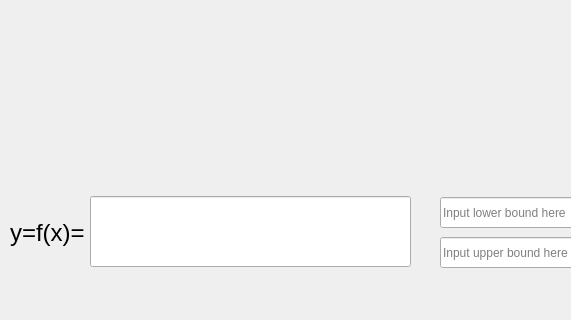
Above: View/mainwindow.ui from Qt-MVC-MVVM/MiniGrapher before the change; both pictures show x 0 to 571 and y 293 to 613 of the 810 by 613 pixel window. Below: the same form after it.
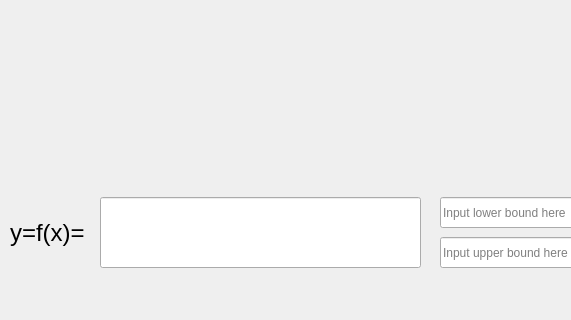
That is the form after the change. Custom widgets are drawn as their Qt base class.

```diff
--- a/View/mainwindow.ui
+++ b/View/mainwindow.ui
@@ -40,8 +40,8 @@
    <widget class="QLineEdit" name="Function">
     <property name="geometry">
      <rect>
-      <x>90</x>
-      <y>489</y>
+      <x>100</x>
+      <y>490</y>
       <width>321</width>
       <height>71</height>
      </rect>
@@ -123,7 +123,7 @@
      <rect>
       <x>10</x>
       <y>500</y>
-      <width>91</width>
+      <width>81</width>
       <height>51</height>
      </rect>
     </property>
```
Left out of the diff: 2 changed lines with no effect on the pictures.
